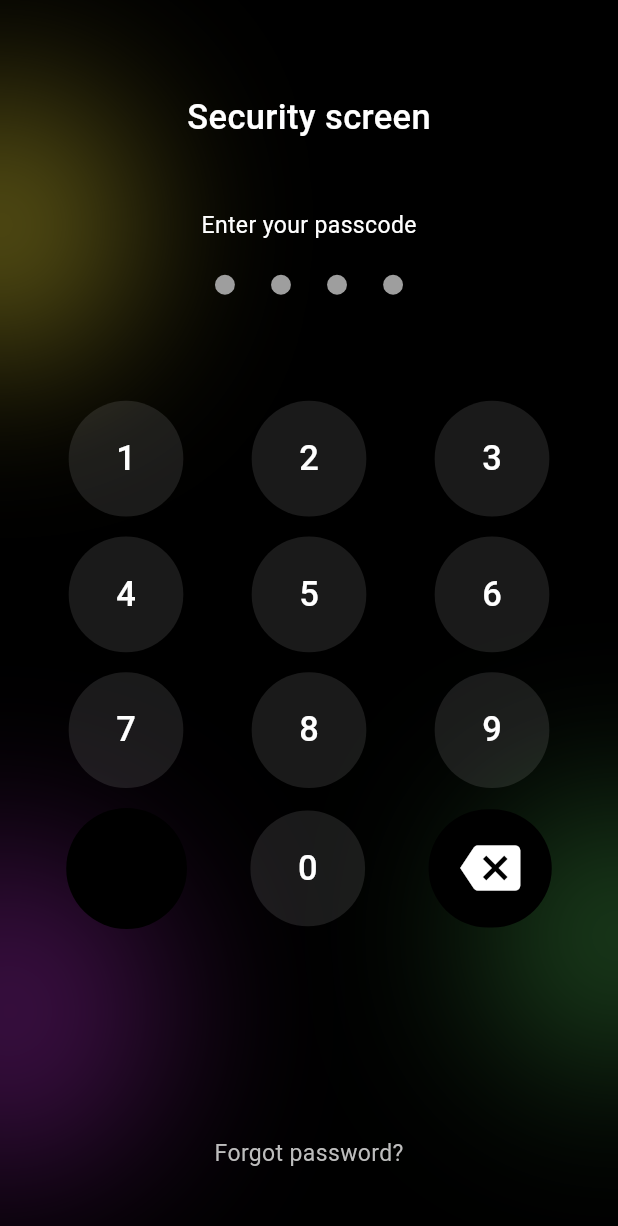
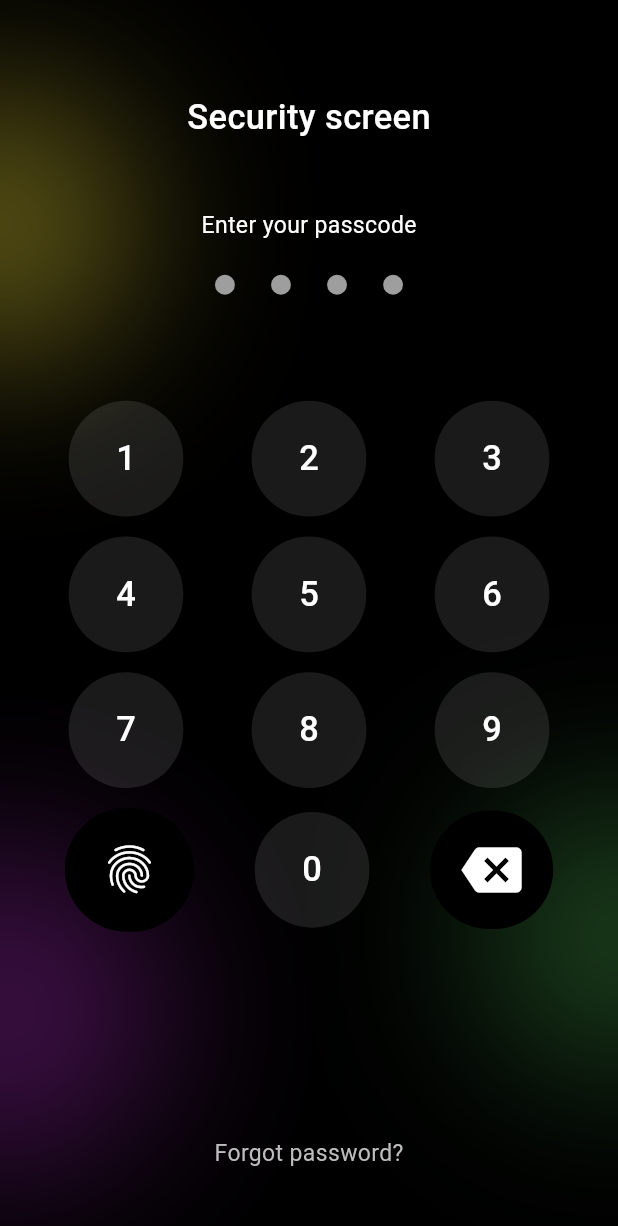
Before and after one commit to ShohjahonMurodov/banking_app, a Flutter app: the EnterScreen screen opened directly, on a phone screen of 412 x 824 dp. Shown: the top 1226 px of the screen. Run offline on Flutter 3.47's test engine with Material 3 defaults, Android fonts, the phone set to English and light mode, and no system bars; our stand-ins replace cloud_firestore, connectivity_plus, equatable, firebase_auth, firebase_core, flutter_bloc and 7 more; accounts and stored records are empty.

Commit message:
Sharif aka choparman...

```diff
--- /dev/null
+++ b/lib/screens/pin/local_auth.dart
@@ -0,0 +1,27 @@
+import 'package:flutter/material.dart';
+import 'package:local_auth/local_auth.dart';
+
+class LocalAuth {
+  static final _auth = LocalAuthentication();
+
+  static Future<bool> _canAuthenticate() async {
+    return await _auth.canCheckBiometrics || await _auth.isDeviceSupported();
+  }
+
+  static Future<bool> authenticate() async {
+    try {
+      if (!await _canAuthenticate()) return false;
+
+      return await _auth.authenticate(
+        localizedReason: "Use fingerprint to authenticate",
+        options: const AuthenticationOptions(
+          useErrorDialogs: true,
+          stickyAuth: true,
+        ),
+      );
+    } catch (e) {
+      debugPrint("$e");
+      return false;
+    }
+  }
+}
--- a/lib/screens/pin/set_entry_screen.dart
+++ b/lib/screens/pin/set_entry_screen.dart
@@ -1,5 +1,8 @@
 import 'package:banking_app/screens/pin/cubit/check_cubit.dart';
+import 'package:banking_app/screens/pin/local_auth.dart';
+import 'package:banking_app/screens/tab_box/tab_screen.dart';
 import 'package:banking_app/utils/size_utils.dart';
+import 'package:flutter/cupertino.dart';
 import 'package:flutter/material.dart';
 import 'package:flutter_bloc/flutter_bloc.dart';
 
@@ -10,8 +13,54 @@ class EnterScreen extends StatefulWidget {
   State<EnterScreen> createState() => _EnterScreenState();
 }
 
-class _EnterScreenState extends State<EnterScreen> {
+class _EnterScreenState extends State<EnterScreen>
+    with SingleTickerProviderStateMixin {
   String pinCode = "";
+  late Animation<Alignment> animationAlign;
+
+  bool auth = false;
+
+  _init() async {
+    final authenticated = await LocalAuth.authenticate();
+    setState(() {
+      auth = authenticated;
+    });
+    if (auth) {
+      Navigator.pushReplacement(
+        context,
+        MaterialPageRoute(
+          builder: (context) => const TabScreen(),
+        ),
+      );
+    }
+  }
+
+  @override
+  void initState() {
+    _init();
+    globalAnimationController = AnimationController(
+        vsync: this, duration: const Duration(milliseconds: 500));
+
+    animationAlign = TweenSequence<Alignment>([
+      TweenSequenceItem<Alignment>(
+          tween: Tween(begin: Alignment.center, end: Alignment.centerLeft),
+          weight: 40),
+      TweenSequenceItem<Alignment>(
+          tween: Tween(begin: Alignment.centerLeft, end: Alignment.center),
+          weight: 40),
+      TweenSequenceItem<Alignment>(
+          tween: Tween(begin: Alignment.centerRight, end: Alignment.center),
+          weight: 40),
+    ]).animate(CurvedAnimation(
+        parent: globalAnimationController, curve: Curves.decelerate));
+
+    globalAnimationController.addListener(() {
+      // debugPrint("Qonday ---------------------");
+      setState(() {});
+    });
+
+    super.initState();
+  }
 
   @override
   Widget build(BuildContext context) {
@@ -134,7 +183,10 @@ class _EnterScreenState extends State<EnterScreen> {
                         ),
                       ),
                       25.getH(),
-                      Row(
+                      Align(
+                        alignment: animationAlign.value,
+                        child: Row(
+                          mainAxisSize: MainAxisSize.min,
                           mainAxisAlignment: MainAxisAlignment.center,
                           children: [
                             ...List.generate(
@@ -152,6 +204,7 @@ class _EnterScreenState extends State<EnterScreen> {
                               ),
                             ),
                           ],
+                        ),
                       ),
                       80.getH(),
                       Row(
@@ -187,22 +240,21 @@ class _EnterScreenState extends State<EnterScreen> {
                           TextButton(
                             style: TextButton.styleFrom(
                               padding: EdgeInsets.symmetric(
-                                horizontal: 42.w,
-                                vertical: 27.h,
+                                vertical: 25.h,
+                                horizontal: 25.w,
                               ),
                               backgroundColor: Colors.black,
                               shape: RoundedRectangleBorder(
                                 borderRadius: BorderRadius.circular(100),
                               ),
                             ),
-                            onPressed: () {},
-                            child: Text(
-                              "",
-                              style: TextStyle(
+                            onPressed: () {
+                              _init();
+                            },
+                            child: Icon(
+                              Icons.fingerprint,
+                              size: 40.w,
                               color: Colors.white,
-                                fontSize: 24.w,
-                                fontWeight: FontWeight.w500,
-                              ),
                             ),
                           ),
                           buttonItems(title: "0"),
@@ -257,3 +309,6 @@ class _EnterScreenState extends State<EnterScreen> {
     );
   }
 }
+
+late AnimationController globalAnimationController;
+bool isStartAnimation = false;
--- a/pubspec.yaml
+++ b/pubspec.yaml
@@ -30,6 +30,7 @@ dependencies:
   permission_handler: ^11.3.1
   image_picker: ^1.0.7
   pinput: ^4.0.0
+  local_auth: ^2.2.0
 
 dev_dependencies:
   flutter_test:
```
Also changed, not shown: lib/screens/pin/cubit/check_cubit.dart (+9 -0 lines), lib/screens/pin/cubit/password_cubit.dart (+15 -0 lines), lib/screens/pin/finger_screen.dart (added, +15 -0 lines), lib/screens/pin/set_pin_screen.dart (+7 -10 lines), pubspec.lock, 2 other files. Lines whose indentation alone changed are shown as unchanged.
